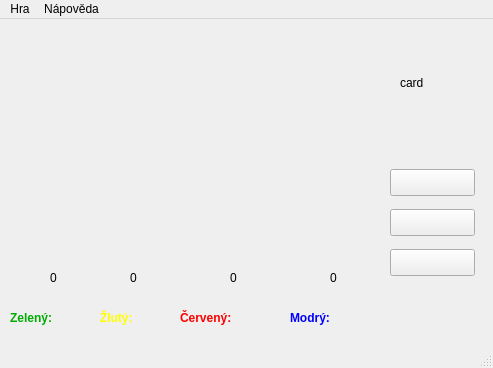
The window that src/gui/labyrinth/mainwindow.ui (nechutny/ICP) describes before a commit, drawn with Qt 5.
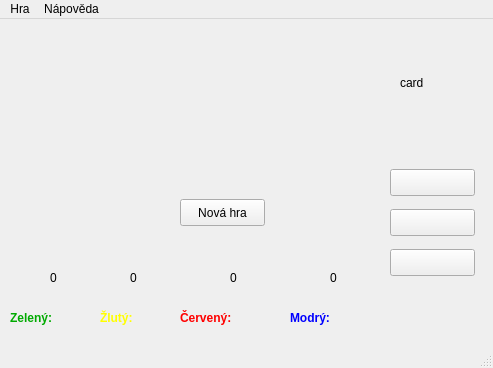
The same window after the commit.

Patch:
```diff
--- a/src/gui/labyrinth/mainwindow.ui
+++ b/src/gui/labyrinth/mainwindow.ui
@@ -1125,6 +1125,19 @@
      <string/>
     </property>
    </widget>
+   <widget class="QPushButton" name="pushButton">
+    <property name="geometry">
+     <rect>
+      <x>180</x>
+      <y>180</y>
+      <width>85</width>
+      <height>27</height>
+     </rect>
+    </property>
+    <property name="text">
+     <string>Nová hra</string>
+    </property>
+   </widget>
   </widget>
   <widget class="QMenuBar" name="menuBar">
    <property name="geometry">
```
